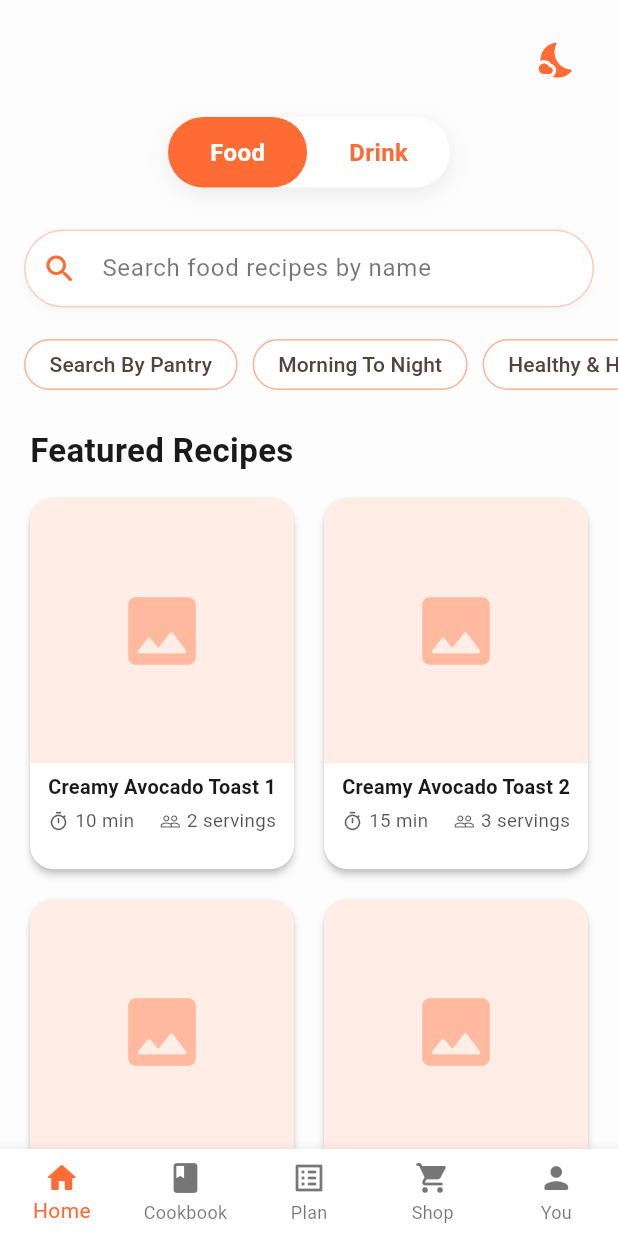
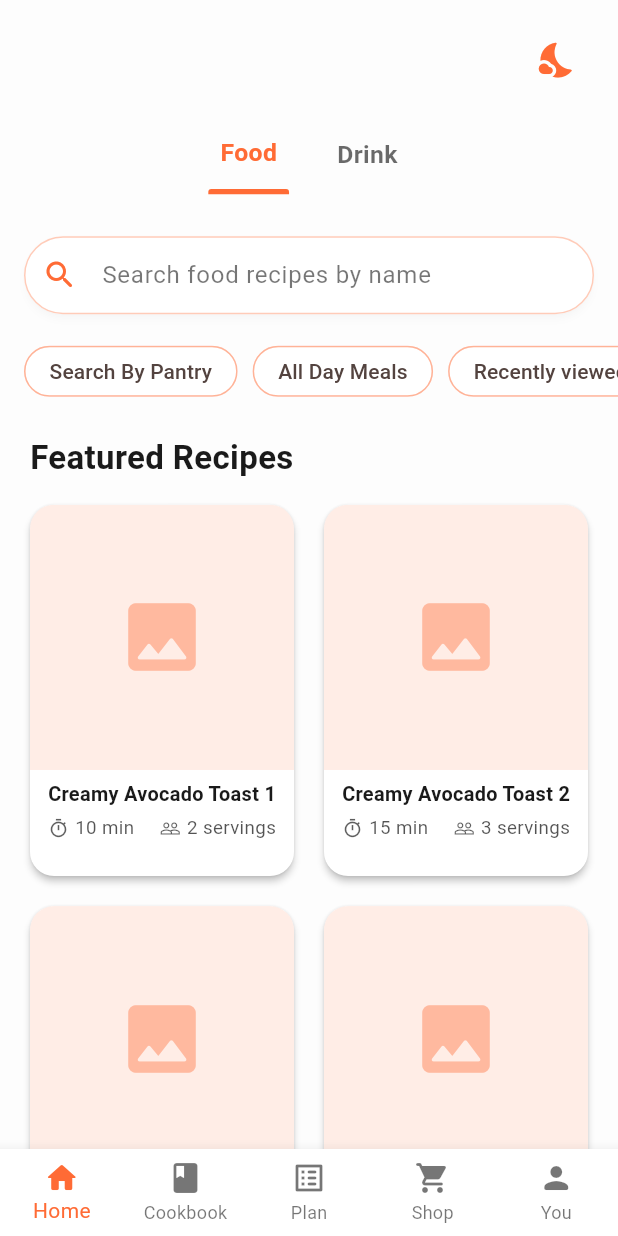
Before and after one commit to kmushapho/shipyard-creator-contest, a Flutter app: the screen it shows after launch, on a phone screen of 412 x 824 dp. Run offline on Flutter 3.47's test engine with Material 3 defaults, Android fonts, the phone set to English and light mode, and no system bars.

Commit message:
changed food drink toggle

```diff
--- /dev/null
+++ b/euphoric_cook/devtools_options.yaml
@@ -0,0 +1,3 @@
+description: This file stores settings for Dart & Flutter DevTools.
+documentation: https://docs.flutter.dev/tools/devtools/extensions#configure-extension-enablement-states
+extensions:
--- a/euphoric_cook/lib/constants/colors.dart
+++ b/euphoric_cook/lib/constants/colors.dart
@@ -1,12 +1,12 @@
 import 'package:flutter/material.dart';
 
 class AppColors {
-  static const vibrantOrange = Color(0xFFFF6B35);     // Main pop color
-  static const vibrantGreen  = Color(0xFF4CAF50);     // Accents for success/healthy
+  static const vibrantOrange = Color(0xFFFF6B35);
+  static const vibrantGreen  = Color(0xFF4CAF50);
   static const vibrantBlue     = Color(0xFF4A90E2);
   static const darkText      = Color(0xFF1A1A1A);
   static const lightText     = Colors.white;
-  static const lightBg       = Color(0xFFFDFDFD);     // Warm off-white
+  static const lightBg       = Color(0xFFFDFDFD);
   static const darkBg        = Color(0xFF121212);
   static const cardBgLight   = Colors.white;
   static const cardBgDark    = Color(0xFF1E1E1E);
--- a/euphoric_cook/lib/providers/mode_provider.dart
+++ b/euphoric_cook/lib/providers/mode_provider.dart
@@ -43,10 +43,9 @@ class ModeProvider extends ChangeNotifier {
   List<Map<String, String>> get categoryChips => _mode == AppMode.food
       ? [
     {'label': 'Search By Pantry'},
-    {'label': 'Morning To Night'},
-    {'label': 'Healthy & Happy'},
+    {'label': 'All Day Meals'},
+    {'label': 'Recently viewed'},
     {'label': 'Discover New Flavors'},
-    {'label': 'Price & Prep'},
   ]
       : [
     {'label': 'Search By Pantry'},
--- a/euphoric_cook/lib/screens/home_screen.dart
+++ b/euphoric_cook/lib/screens/home_screen.dart
@@ -54,7 +54,8 @@ class _HomeScreenState extends State<HomeScreen> {
                     children: [
                       IconButton(
                         icon: Icon(
-                          mode.isDark ? Icons.wb_sunny_rounded : Icons.nights_stay_rounded,
+                          mode.isDark ? Icons.wb_sunny_rounded : Icons
+                              .nights_stay_rounded,
                           color: accent,
                           size: 28,
                         ),
@@ -64,7 +65,7 @@ class _HomeScreenState extends State<HomeScreen> {
                     ],
                   ),
 
-                  const SizedBox(height: 14),  // ← tweak this value (4–16)
+                  const SizedBox(height: 14), // ← tweak this value (4–16)
 
                   // 3. Food/Drink toggle (centered)
                   _buildFoodDrinkToggle(mode),
@@ -90,7 +91,8 @@ class _HomeScreenState extends State<HomeScreen> {
                   child: TextField(
                     decoration: InputDecoration(
                       hintText: mode.searchHint,
-                      hintStyle: TextStyle(color: mode.textColor.withOpacity(0.6)),
+                      hintStyle: TextStyle(
+                          color: mode.textColor.withOpacity(0.6)),
                       prefixIcon: Icon(Icons.search_rounded, color: accent),
                       border: OutlineInputBorder(
                         borderRadius: BorderRadius.circular(30),
@@ -115,7 +117,8 @@ class _HomeScreenState extends State<HomeScreen> {
                       ),
                       filled: true,
                       fillColor: mode.cardColor,
-                      contentPadding: const EdgeInsets.symmetric(vertical: 14, horizontal: 16),
+                      contentPadding: const EdgeInsets.symmetric(
+                          vertical: 14, horizontal: 16),
                     ),
                   ),
                 ),
@@ -139,7 +142,8 @@ class _HomeScreenState extends State<HomeScreen> {
                       label: Text(chip['label']!),
                       backgroundColor: mode.cardColor,
                       side: BorderSide(color: accent.withOpacity(0.3)),
-                      shape: RoundedRectangleBorder(borderRadius: BorderRadius.circular(20)),
+                      shape: RoundedRectangleBorder(
+                          borderRadius: BorderRadius.circular(20)),
                       visualDensity: VisualDensity.compact,
                     ),
                   );
@@ -171,11 +175,16 @@ class _HomeScreenState extends State<HomeScreen> {
         backgroundColor: mode.cardColor,
         showUnselectedLabels: true,
         items: const [
-          BottomNavigationBarItem(icon: Icon(Icons.home_rounded), label: 'Home'),
-          BottomNavigationBarItem(icon: Icon(Icons.book_rounded), label: 'Cookbook'),
-          BottomNavigationBarItem(icon: Icon(Icons.list_alt_rounded), label: 'Plan'),
-          BottomNavigationBarItem(icon: Icon(Icons.shopping_cart_rounded), label: 'Shop'),
-          BottomNavigationBarItem(icon: Icon(Icons.person_rounded), label: 'You'),
+          BottomNavigationBarItem(
+              icon: Icon(Icons.home_rounded), label: 'Home'),
+          BottomNavigationBarItem(
+              icon: Icon(Icons.book_rounded), label: 'Cookbook'),
+          BottomNavigationBarItem(
+              icon: Icon(Icons.list_alt_rounded), label: 'Plan'),
+          BottomNavigationBarItem(
+              icon: Icon(Icons.shopping_cart_rounded), label: 'Shop'),
+          BottomNavigationBarItem(
+              icon: Icon(Icons.person_rounded), label: 'You'),
         ],
         currentIndex: 0,
         onTap: (index) {},
@@ -186,66 +195,72 @@ class _HomeScreenState extends State<HomeScreen> {
   Widget _buildFoodDrinkToggle(ModeProvider mode) {
     final isFood = mode.isFood;
     final accent = mode.accentColor;
+    final inactiveColor = mode.textColor.withOpacity(0.65);
 
-    return Container(
-      decoration: BoxDecoration(
-        color: mode.cardColor,
-        borderRadius: BorderRadius.circular(40),
-        boxShadow: [
-          BoxShadow(
-            color: Colors.black.withOpacity(0.08),
-            blurRadius: 12,
-            offset: const Offset(0, 4),
-          ),
-        ],
-      ),
-      child: Row(
+    return Row(
       mainAxisSize: MainAxisSize.min,
       children: [
-          _buildModePill(
+        _buildUnderlineTab(
           label: 'Food',
           isActive: isFood,
           accent: accent,
+          inactiveColor: inactiveColor,
           onTap: () {
             if (!isFood) mode.toggleFoodDrink();
           },
         ),
-          _buildModePill(
+        const SizedBox(width: 24), // space between Food and Drink
+        _buildUnderlineTab(
           label: 'Drink',
           isActive: !isFood,
           accent: accent,
+          inactiveColor: inactiveColor,
           onTap: () {
             if (isFood) mode.toggleFoodDrink();
           },
         ),
       ],
-      ),
     );
   }
 
-  Widget _buildModePill({
+
+  Widget _buildUnderlineTab({
     required String label,
     required bool isActive,
     required Color accent,
+    required Color inactiveColor,
     required VoidCallback onTap,
   }) {
     return GestureDetector(
       onTap: onTap,
-      child: AnimatedContainer(
-        duration: const Duration(milliseconds: 350),
-        curve: Curves.easeInOut,
-        padding: const EdgeInsets.symmetric(horizontal: 28, vertical: 12),
-        decoration: BoxDecoration(
-          color: isActive ? accent : Colors.transparent,
-          borderRadius: BorderRadius.circular(40),
-        ),
+      child: IntrinsicWidth( // ← this is the magic
+        child: Column(
+          mainAxisSize: MainAxisSize.min,
+          crossAxisAlignment: CrossAxisAlignment.stretch,
+          // makes underline stretch to text
+          children: [
+            Padding(
+              padding: const EdgeInsets.symmetric(horizontal: 8, vertical: 12),
               child: Text(
                 label,
+                textAlign: TextAlign.center,
                 style: TextStyle(
-            color: isActive ? Colors.white : accent,
-            fontWeight: FontWeight.w600,
-            fontSize: 16,
+                  color: isActive ? accent : inactiveColor,
+                  fontWeight: isActive ? FontWeight.w700 : FontWeight.w600,
+                  fontSize: 16.5,
                 ),
+              ),
+            ),
+            AnimatedContainer(
+              duration: const Duration(milliseconds: 300),
+              height: isActive ? 3.5 : 0,
+              decoration: BoxDecoration(
+                color: accent,
+                borderRadius: const BorderRadius.vertical(
+                    top: Radius.circular(2)),
+              ),
+            ),
+          ],
         ),
       ),
     );
```
Lines whose indentation alone changed are shown as unchanged.
